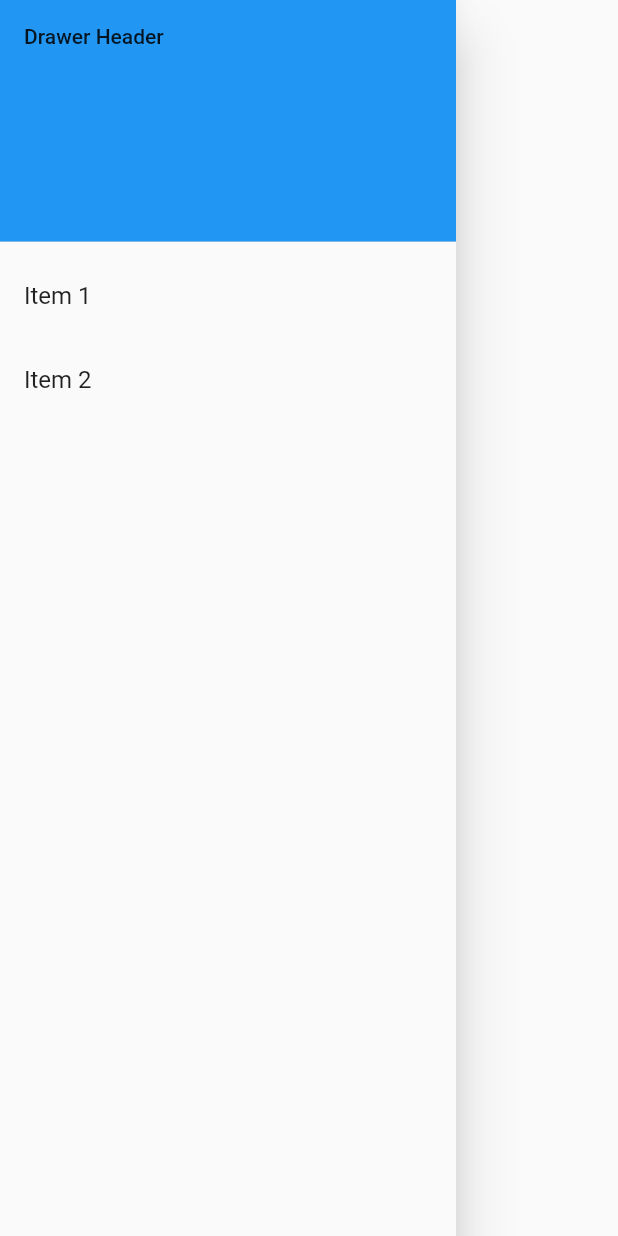
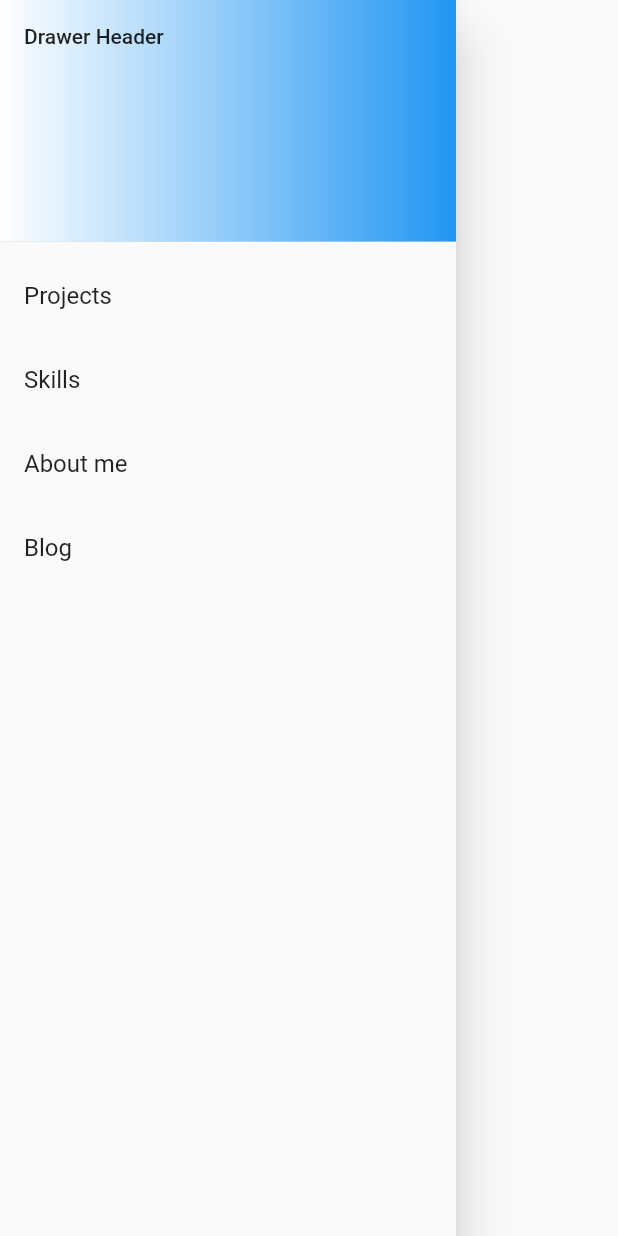
Before and after one commit to rubydenial/flutter_web, a Flutter app: the DrawerV widget shown alone on an empty page, opened directly, on a phone screen of 412 x 824 dp. Run offline on Flutter 3.47's test engine with Material 2 defaults, Android fonts, the phone set to English and light mode, and no system bars; our stand-ins replace google_fonts, responsive_builder.

```diff
--- a/lib/header/header_v.dart
+++ b/lib/header/header_v.dart
@@ -75,14 +75,16 @@ class HeaderBodyV extends StatelessWidget {
           child: Padding(
             padding: const EdgeInsets.symmetric(horizontal: 5, vertical: 7),
             child: Text(
-              'Push me again',
+              'Open Drawer',
               style: TextStyle(
                   fontSize: 24,
                   fontWeight: FontWeight.bold,
                   color: Colors.amber[200]),
             ),
           ),
-          onPressed: () {},
+          onPressed: () {
+            Scaffold.of(context).openDrawer();
+          },
         ),
       ],
     );
--- a/lib/main.dart
+++ b/lib/main.dart
@@ -58,20 +58,19 @@ class DrawerV extends StatelessWidget {
         children: [
           const DrawerHeader(
             child: Text('Drawer Header'),
-            decoration: BoxDecoration(color: Colors.blue),
+            decoration: BoxDecoration(
+              gradient: LinearGradient(
+                  colors: [Colors.white, Colors.blue],
+                  tileMode: TileMode.repeated),
+            ),
           ),
-          ListTile(
-            title: const Text('Item 1'),
-            onTap: () {
-              Navigator.pop(context);
-            },
-          ),
-          ListTile(
-            title: const Text('Item 2'),
-            onTap: () {
-              Navigator.pop(context);
-            },
-          ),
+          for (var item in kNavigationItems)
+            ListTile(
+              title: Text(item.text),
+              onTap: () {
+                Navigator.pop(context);
+              },
+            ),
         ],
       ),
     );
```
